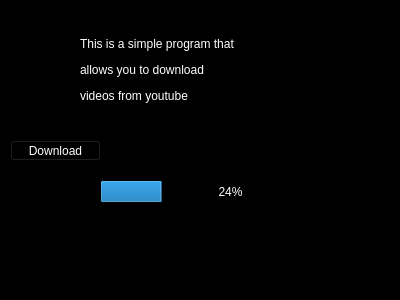
arthurcgc/software_development, file FirstWindow.ui: the form before one commit.
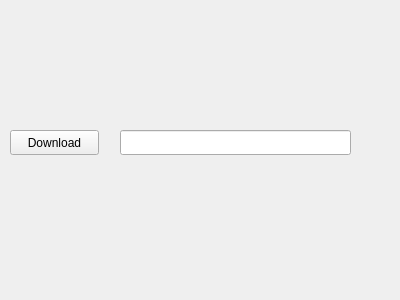
The form after the commit.

What changed in the file:
```diff
--- a/FirstWindow.ui
+++ b/FirstWindow.ui
@@ -16,65 +16,13 @@
   <property name="windowTitle">
    <string>MyFIrstWidget</string>
   </property>
-  <property name="windowOpacity">
-   <double>0.800000000000000</double>
-  </property>
-  <property name="autoFillBackground">
-   <bool>false</bool>
-  </property>
-  <property name="styleSheet">
-   <string notr="true">color: rgb(255, 255, 255);
-background-color: rgb(0, 0, 0);</string>
-  </property>
-  <property name="inputMethodHints">
-   <set>Qt::ImhNone</set>
-  </property>
-  <widget class="QProgressBar" name="progressBar">
-   <property name="geometry">
-    <rect>
-     <x>100</x>
-     <y>180</y>
-     <width>261</width>
-     <height>23</height>
-    </rect>
-   </property>
-   <property name="value">
-    <number>24</number>
-   </property>
-  </widget>
-  <widget class="QLabel" name="label">
-   <property name="geometry">
-    <rect>
-     <x>80</x>
-     <y>20</y>
-     <width>231</width>
-     <height>101</height>
-    </rect>
-   </property>
-   <property name="styleSheet">
-    <string notr="true">font: 75 oblique 11pt &quot;Waree&quot;;</string>
-   </property>
-   <property name="text">
-    <string>&lt;html&gt;&lt;head/&gt;&lt;body&gt;&lt;p&gt;This is a simple program that&lt;/p&gt;&lt;p&gt;allows you to download &lt;/p&gt;&lt;p&gt;videos from youtube&lt;/p&gt;&lt;/body&gt;&lt;/html&gt;</string>
-   </property>
-  </widget>
-  <widget class="QLineEdit" name="lineEdit">
-   <property name="geometry">
-    <rect>
-     <x>110</x>
-     <y>140</y>
-     <width>261</width>
-     <height>25</height>
-    </rect>
-   </property>
-  </widget>
   <widget class="QPushButton" name="pushButton">
    <property name="geometry">
     <rect>
      <x>10</x>
-     <y>140</y>
-     <width>91</width>
-     <height>21</height>
+     <y>130</y>
+     <width>89</width>
+     <height>25</height>
     </rect>
    </property>
    <property name="acceptDrops">
@@ -86,14 +34,15 @@
    <property name="text">
     <string>Download</string>
    </property>
-   <property name="autoRepeat">
-    <bool>false</bool>
-   </property>
-   <property name="autoDefault">
-    <bool>true</bool>
-   </property>
-   <property name="default">
-    <bool>false</bool>
+  </widget>
+  <widget class="QLineEdit" name="lineEdit">
+   <property name="geometry">
+    <rect>
+     <x>120</x>
+     <y>130</y>
+     <width>231</width>
+     <height>25</height>
+    </rect>
    </property>
   </widget>
  </widget>
```
Left out of the diff: 55 changed lines with no effect on the pictures.
